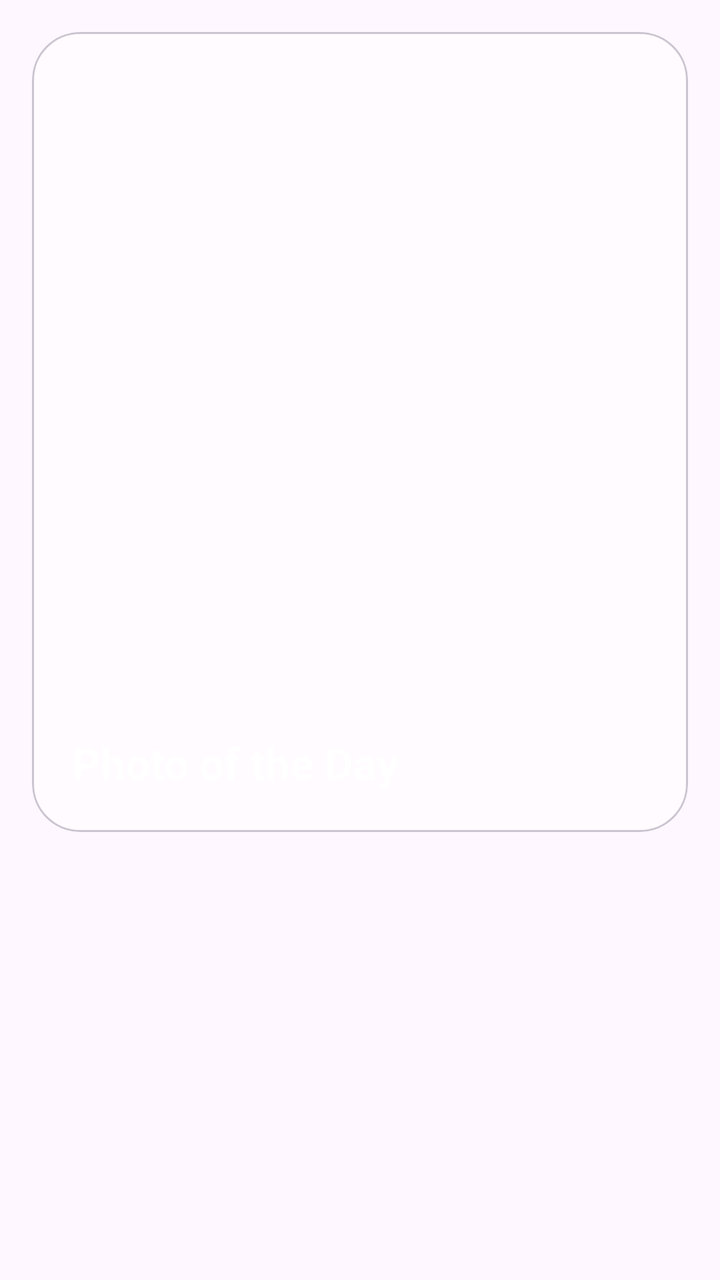
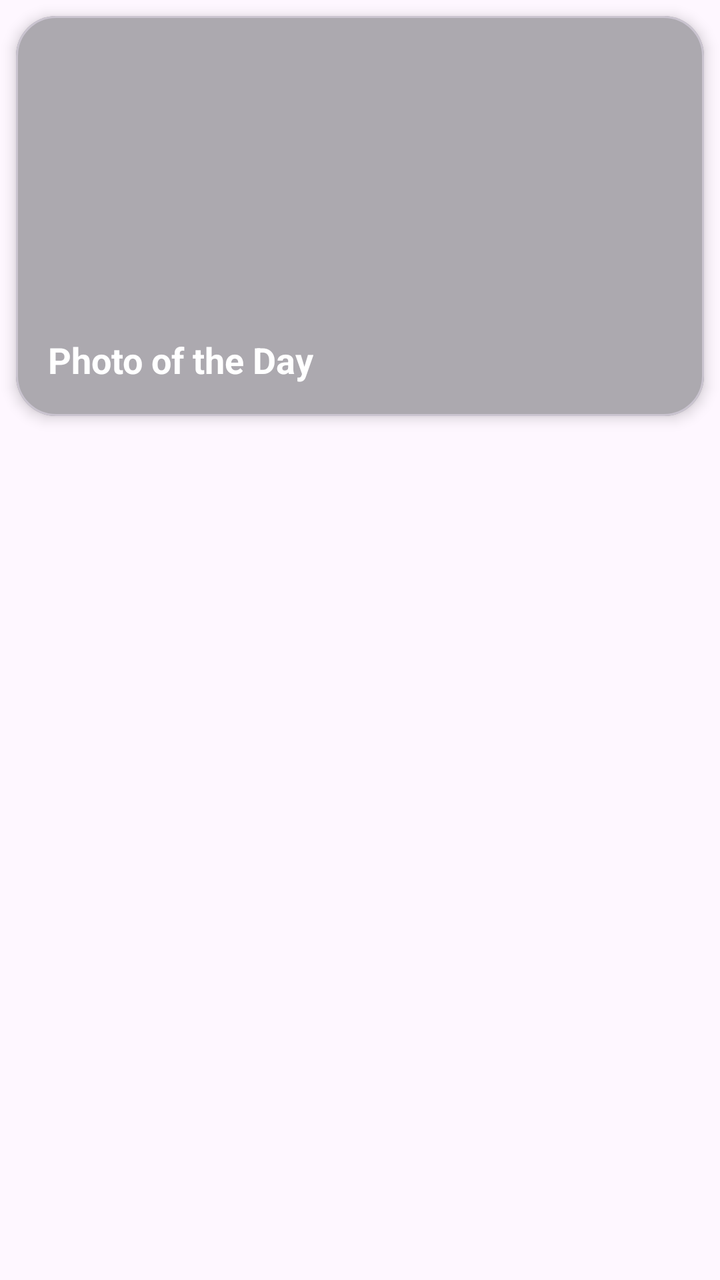

Compare the two renders of this Android layout. The source of the first and the diff that turns it into the second are given below.
<!-- AndroidManifest.xml: application theme Theme.NASA -->
<!-- res/layout/item_main_big_card.xml -->
<?xml version="1.0" encoding="utf-8"?>
<FrameLayout
    xmlns:android="http://schemas.android.com/apk/res/android"
    xmlns:app="http://schemas.android.com/apk/res-auto"
    android:layout_width="wrap_content"
    android:layout_height="wrap_content">

    <com.google.android.material.card.MaterialCardView
        android:layout_width="match_parent"
        android:layout_height="400dp"
        android:layout_margin="16dp"
        app:cardCornerRadius="24dp">

        <androidx.constraintlayout.widget.ConstraintLayout
            android:layout_width="match_parent"
            android:layout_height="match_parent">

            <ImageView
                android:id="@+id/image"
                android:layout_width="match_parent"
                android:layout_height="match_parent"
                android:scaleType="centerCrop" />

            <View
                android:layout_width="match_parent"
                android:layout_height="match_parent"
                android:background="@drawable/bg_glass" />

            <TextView
                android:id="@+id/title"
                android:layout_width="wrap_content"
                android:layout_height="wrap_content"
                android:text="Photo of the Day"
                android:textColor="@android:color/white"
                android:textSize="22sp"
                android:textStyle="bold"
                app:layout_constraintBottom_toBottomOf="parent"
                app:layout_constraintStart_toStartOf="parent"
                android:padding="20dp" />

        </androidx.constraintlayout.widget.ConstraintLayout>
    </com.google.android.material.card.MaterialCardView>

</FrameLayout>
<!-- resources referenced by this layout -->
<resources>
  <!-- drawable bg_glass (drawable) -->
  <?xml version="1.0" encoding="utf-8"?>
  <shape xmlns:android="http://schemas.android.com/apk/res/android">
      <solid android:color="#66FFFFFF"/>
      <corners android:radius="20dp"/>
  </shape>
  <style name="Theme.NASA" parent="Base.Theme.NASA" />
  <style name="Base.Theme.NASA" parent="Theme.Material3.DayNight.NoActionBar">
          
          
      </style>
</resources>

<!-- the commit's change to res/layout/item_main_big_card.xml (unified diff, before → after) -->
@@ -2,14 +2,16 @@
 <FrameLayout
     xmlns:android="http://schemas.android.com/apk/res/android"
     xmlns:app="http://schemas.android.com/apk/res-auto"
-    android:layout_width="wrap_content"
+    android:layout_width="match_parent"
     android:layout_height="wrap_content">
 
     <com.google.android.material.card.MaterialCardView
+        android:id="@+id/cardView"
         android:layout_width="match_parent"
-        android:layout_height="400dp"
-        android:layout_margin="16dp"
-        app:cardCornerRadius="24dp">
+        android:layout_height="200dp"
+        android:layout_margin="8dp"
+        app:cardCornerRadius="20dp"
+        app:cardElevation="4dp">
 
         <androidx.constraintlayout.widget.ConstraintLayout
             android:layout_width="match_parent"
@@ -19,24 +21,33 @@
                 android:id="@+id/image"
                 android:layout_width="match_parent"
                 android:layout_height="match_parent"
-                android:scaleType="centerCrop" />
+                android:scaleType="centerCrop"
+                android:src="@drawable/bg_glass" /> <ImageView
+            android:id="@+id/favIcon"
+            android:layout_width="64dp"
+            android:layout_height="64dp"
+            android:src="@drawable/is_heart"
+            android:alpha="0.5"
+            android:visibility="gone"
+            app:layout_constraintTop_toTopOf="parent"
+            app:layout_constraintBottom_toBottomOf="parent"
+            app:layout_constraintStart_toStartOf="parent"
+            app:layout_constraintEnd_toEndOf="parent" />
 
             <View
                 android:layout_width="match_parent"
                 android:layout_height="match_parent"
-                android:background="@drawable/bg_glass" />
-
-            <TextView
-                android:id="@+id/title"
-                android:layout_width="wrap_content"
-                android:layout_height="wrap_content"
-                android:text="Photo of the Day"
-                android:textColor="@android:color/white"
-                android:textSize="22sp"
-                android:textStyle="bold"
-                app:layout_constraintBottom_toBottomOf="parent"
-                app:layout_constraintStart_toStartOf="parent"
-                android:padding="20dp" />
+                android:background="#4D000000" /> <TextView
+            android:id="@+id/title"
+            android:layout_width="wrap_content"
+            android:layout_height="wrap_content"
+            android:text="Photo of the Day"
+            android:textColor="@android:color/white"
+            android:textSize="18sp"
+            android:textStyle="bold"
+            android:padding="16dp"
+            app:layout_constraintBottom_toBottomOf="parent"
+            app:layout_constraintStart_toStartOf="parent" />
 
         </androidx.constraintlayout.widget.ConstraintLayout>
     </com.google.android.material.card.MaterialCardView>
<!-- resource entries referenced after the edit -->
@@ -6,6 +6,22 @@
       <solid android:color="#66FFFFFF"/>
       <corners android:radius="20dp"/>
   </shape>
+  <!-- drawable is_heart (drawable) -->
+  <?xml version="1.0" encoding="utf-8"?>
+  <vector xmlns:android="http://schemas.android.com/apk/res/android"
+      android:width="24dp"
+      android:height="24dp"
+      android:viewportWidth="24"
+      android:viewportHeight="24">
+  
+      <path
+          android:fillColor="@android:color/transparent"
+          android:strokeColor="#800080"
+          android:strokeWidth="1.8"
+          android:strokeLineCap="round"
+          android:strokeLineJoin="round"
+          android:pathData="M12,21.35l-1.45,-1.32C5.4,15.36 2,12.28 2,8.5C2,5.42 4.42,3 7.5,3c1.74,0 3.41,0.81 4.5,2.09C13.09,3.81 14.76,3 16.5,3C19.58,3 22,5.42 22,8.5c0,3.78 -3.4,6.86 -8.55,11.54L12,21.35z"/>
+  </vector>
   <style name="Theme.NASA" parent="Base.Theme.NASA" />
   <style name="Base.Theme.NASA" parent="Theme.Material3.DayNight.NoActionBar">
           
